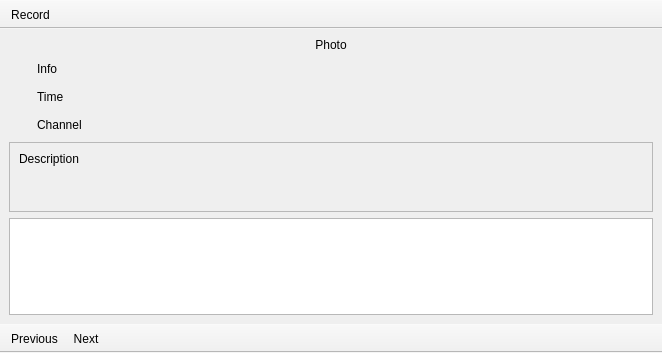
Before: the Qt Designer form src/widgets/main/ShowInfoTab.ui in ntadej/tano, drawn with Qt 5.
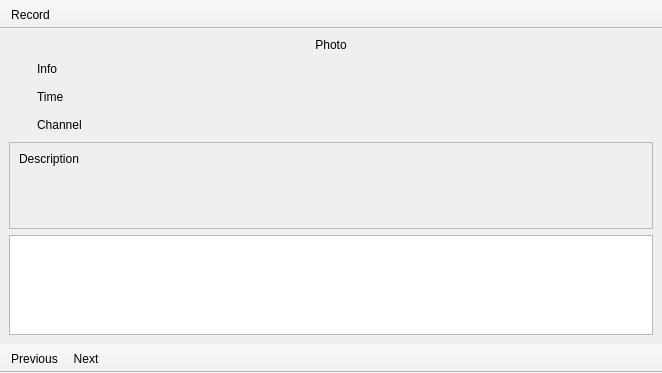
After: the same form once the commit is applied. The open tabs and pages were chosen to show the change. Icons and pictures are not drawn.

```diff
--- a/src/widgets/main/ShowInfoTab.ui
+++ b/src/widgets/main/ShowInfoTab.ui
@@ -7,7 +7,7 @@
     <x>0</x>
     <y>0</y>
     <width>662</width>
-    <height>353</height>
+    <height>373</height>
    </rect>
   </property>
   <property name="minimumSize">
@@ -140,8 +140,8 @@
             <rect>
              <x>0</x>
              <y>0</y>
-             <width>100</width>
-             <height>49</height>
+             <width>98</width>
+             <height>48</height>
             </rect>
            </property>
            <layout class="QVBoxLayout" name="verticalLayout_3">
@@ -287,8 +287,8 @@
    </property>
    <property name="iconSize">
     <size>
-     <width>8</width>
-     <height>8</height>
+     <width>16</width>
+     <height>16</height>
     </size>
    </property>
    <property name="toolButtonStyle">
```
Left out of the diff: 6 changed lines with no effect on the pictures.
